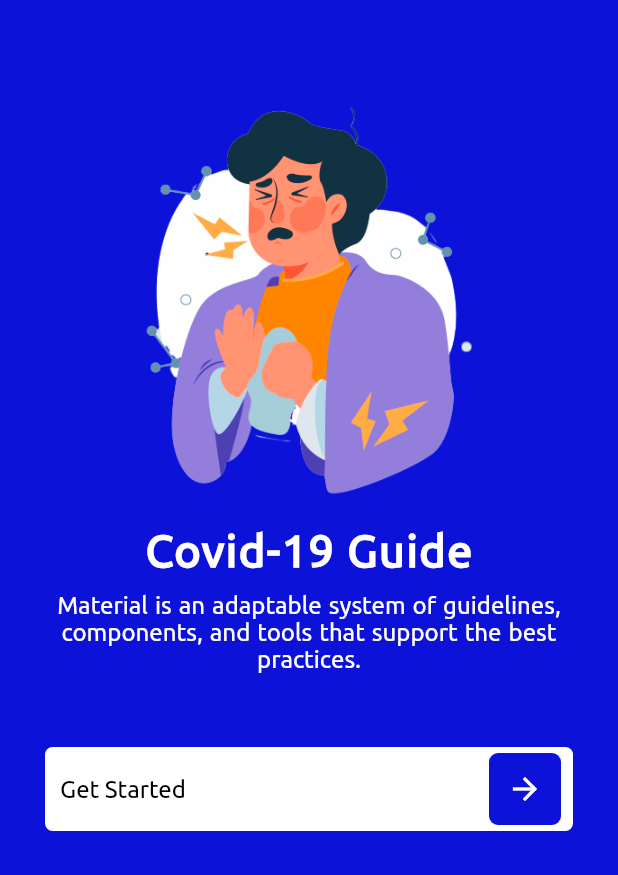
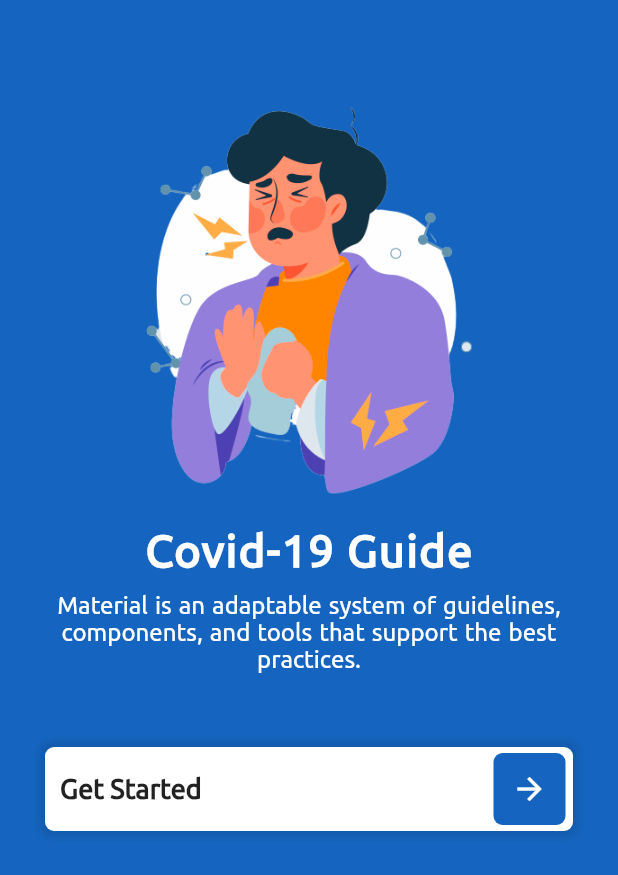
Before and after one commit to monthey/covid19_guide_app, a Flutter app: the screen it shows after launch, on a phone screen of 412 x 824 dp. Shown: the top 875 px of the screen. Run offline on Flutter 3.47's test engine with Material 2 defaults, Android fonts, the phone set to English and light mode, and no system bars; project files that could hold a hidden picture were left out.

Commit message:
second screen in progress

```diff
--- a/lib/screens/HomeScreen.dart
+++ b/lib/screens/HomeScreen.dart
@@ -42,13 +42,20 @@ class Home extends StatelessWidget {
                 margin: EdgeInsets.symmetric(vertical: 40, horizontal: 30),
                 decoration: BoxDecoration(
                   color: Colors.white,
-                  borderRadius: BorderRadius.all(Radius.circular(5)),
+                  borderRadius: BorderRadius.all(Radius.circular(6)),
+                  boxShadow: [
+                    new BoxShadow(
+                      color: Colors.black12,
+                      blurRadius: 5.0,
+                      spreadRadius: 3.0,
+                    ),
+                  ],
                 ),
                 child: ListTile(
-                  contentPadding: EdgeInsets.only(left: 10, right: 8),
+                  contentPadding: EdgeInsets.only(left: 10, right: 5),
                   title: Text(
                     "Get Started",
-                    style: TextStyle(color: Colors.black),
+                    style: TextStyle(color: Colors.black87, fontSize: 18, fontWeight: FontWeight.w700),
                   ),
                   trailing: Container(
                     decoration: BoxDecoration(
--- a/lib/utils/appStyles.dart
+++ b/lib/utils/appStyles.dart
@@ -2,8 +2,9 @@ import 'package:flutter/material.dart';
 class AppStyles {
 AppStyles._();
 
-static final main_background = Color(0xFF0C12D8);
-static final second_background = Color(0xFFD6D6D9);
-static final text_color = Colors.black87;
+static final main_background = Color(0xFF1565C0);
+static final second_background = Color(0xFFEEEEEE);
+static final secondary_background = Color(0xFFD6D6D9);
+static final text_color = Colors.black26;
 
 }
```
Also changed, not shown: lib/screens/MainScreen.dart (+63 -29 lines).
